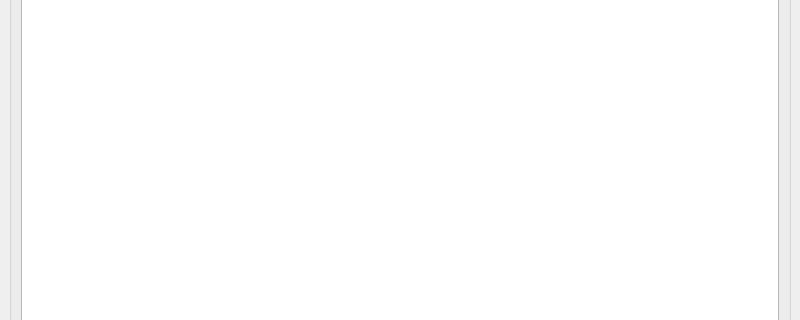
This is mainwindow.ui in zxlfly/qt_demo_test as Qt 5 draws it before an edit; both pictures show x 0 to 800 and y 114 to 434 of the 800 by 600 pixel window. The edited form follows.
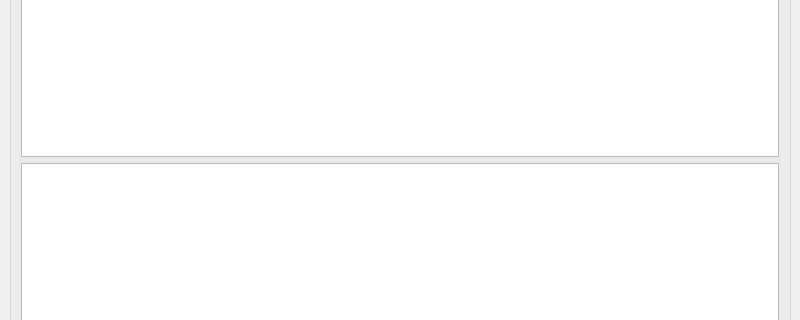
This is the edited form.

The edit to the form file:
```diff
--- a/mainwindow.ui
+++ b/mainwindow.ui
@@ -23,6 +23,16 @@
       <layout class="QVBoxLayout" name="verticalLayout_2">
        <item>
         <widget class="QTextEdit" name="logTextEdit">
+         <property name="styleSheet">
+          <string notr="true">bankground-color:#000;</string>
+         </property>
+         <property name="readOnly">
+          <bool>true</bool>
+         </property>
+        </widget>
+       </item>
+       <item>
+        <widget class="QTextEdit" name="logTextEdit_2">
          <property name="readOnly">
           <bool>true</bool>
          </property>
```
Left out of the diff: 3 changed lines with no effect on the pictures.
